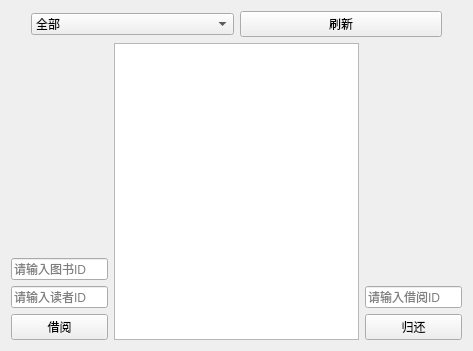
First picture: the form in Qt大作业/borrowmanage.ui, repository ackermanLev1/Qt-test, before the edit.
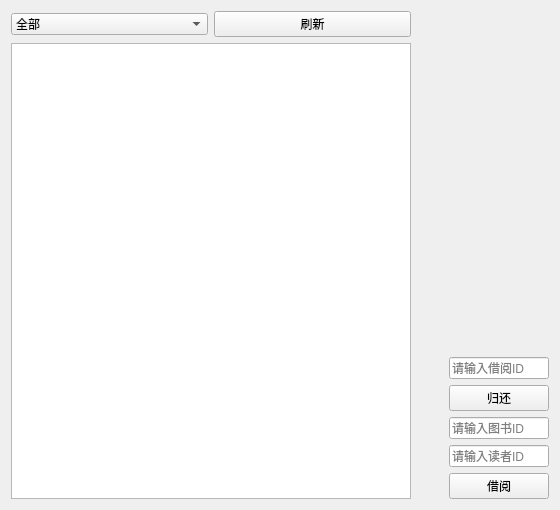
Second picture: the form after the edit.

Commit message: 图书借阅管理优化

```diff
--- a/Qt大作业/borrowmanage.ui
+++ b/Qt大作业/borrowmanage.ui
@@ -6,32 +6,18 @@
    <rect>
     <x>0</x>
     <y>0</y>
-    <width>473</width>
-    <height>351</height>
+    <width>560</width>
+    <height>510</height>
    </rect>
   </property>
   <property name="windowTitle">
    <string>Form</string>
   </property>
-  <layout class="QVBoxLayout" name="verticalLayout_3">
+  <layout class="QHBoxLayout" name="horizontalLayout_3">
+   <item>
+    <layout class="QVBoxLayout" name="verticalLayout_4">
    <item>
     <layout class="QHBoxLayout" name="horizontalLayout">
-     <item>
-      <spacer name="horizontalSpacer_3">
-       <property name="orientation">
-        <enum>Qt::Horizontal</enum>
-       </property>
-       <property name="sizeType">
-        <enum>QSizePolicy::Minimum</enum>
-       </property>
-       <property name="sizeHint" stdset="0">
-        <size>
-         <width>20</width>
-         <height>20</height>
-        </size>
-       </property>
-      </spacer>
-     </item>
      <item>
       <widget class="QComboBox" name="cbxStatus">
        <item>
@@ -58,41 +44,75 @@
        </property>
       </widget>
      </item>
+      </layout>
+     </item>
      <item>
-      <spacer name="horizontalSpacer_4">
+      <widget class="QTableView" name="tableViewBorrows">
+       <property name="minimumSize">
+        <size>
+         <width>400</width>
+         <height>400</height>
+        </size>
+       </property>
+      </widget>
+     </item>
+    </layout>
+   </item>
+   <item>
+    <layout class="QVBoxLayout" name="verticalLayout_5">
+     <item>
+      <spacer name="verticalSpacer">
        <property name="orientation">
-        <enum>Qt::Horizontal</enum>
-       </property>
-       <property name="sizeType">
-        <enum>QSizePolicy::Minimum</enum>
+        <enum>Qt::Vertical</enum>
        </property>
        <property name="sizeHint" stdset="0">
         <size>
          <width>20</width>
-         <height>20</height>
+         <height>40</height>
         </size>
        </property>
       </spacer>
-     </item>
-    </layout>
    </item>
    <item>
     <layout class="QHBoxLayout" name="horizontalLayout_2">
      <item>
+        <spacer name="horizontalSpacer">
+         <property name="orientation">
+          <enum>Qt::Horizontal</enum>
+         </property>
+         <property name="sizeHint" stdset="0">
+          <size>
+           <width>40</width>
+           <height>20</height>
+          </size>
+         </property>
+        </spacer>
+       </item>
+       <item>
+        <layout class="QVBoxLayout" name="verticalLayout_3">
+         <item>
       <layout class="QVBoxLayout" name="verticalLayout">
        <item>
-        <spacer name="verticalSpacer">
-         <property name="orientation">
-          <enum>Qt::Vertical</enum>
-         </property>
-         <property name="sizeHint" stdset="0">
-          <size>
-           <width>20</width>
-           <height>40</height>
-          </size>
-         </property>
-        </spacer>
-       </item>
+            <widget class="QLineEdit" name="leBorrowId">
+             <property name="text">
+              <string/>
+             </property>
+             <property name="placeholderText">
+              <string>请输入借阅ID</string>
+             </property>
+            </widget>
+           </item>
+           <item>
+            <widget class="QPushButton" name="btnReturn">
+             <property name="text">
+              <string>归还</string>
+             </property>
+            </widget>
+           </item>
+          </layout>
+         </item>
+         <item>
+          <layout class="QVBoxLayout" name="verticalLayout_2">
        <item>
         <widget class="QLineEdit" name="leBookId">
          <property name="text">
@@ -125,40 +145,7 @@
        </item>
       </layout>
      </item>
-     <item>
-      <widget class="QTableView" name="tableViewBorrows"/>
-     </item>
-     <item>
-      <layout class="QVBoxLayout" name="verticalLayout_2">
-       <item>
-        <spacer name="verticalSpacer_2">
-         <property name="orientation">
-          <enum>Qt::Vertical</enum>
-         </property>
-         <property name="sizeHint" stdset="0">
-          <size>
-           <width>20</width>
-           <height>40</height>
-          </size>
-         </property>
-        </spacer>
-       </item>
-       <item>
-        <widget class="QLineEdit" name="leBorrowId">
-         <property name="text">
-          <string/>
-         </property>
-         <property name="placeholderText">
-          <string>请输入借阅ID</string>
-         </property>
-        </widget>
-       </item>
-       <item>
-        <widget class="QPushButton" name="btnReturn">
-         <property name="text">
-          <string>归还</string>
-         </property>
-        </widget>
+        </layout>
        </item>
       </layout>
      </item>
```
Lines whose indentation alone changed are shown as unchanged. The commit also changes 2 other files.
